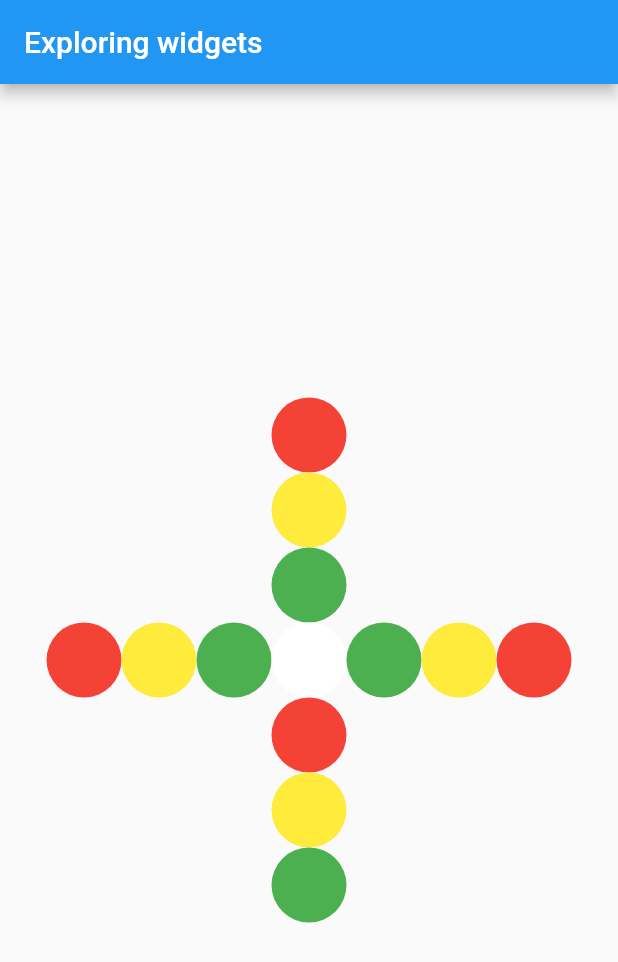
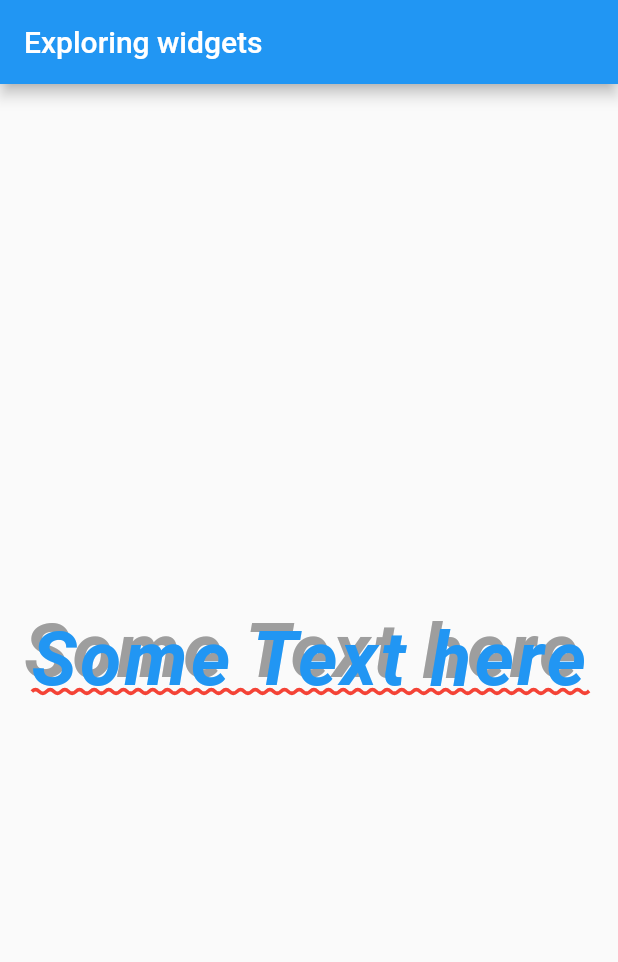
Before and after one commit to kilimaj/learn_widget, a Flutter app: the screen it shows after launch, on a phone screen of 412 x 824 dp. Shown: the top 962 px of the screen. Run offline on Flutter 3.47's test engine with Material 2 defaults, Android fonts, the phone set to English and light mode, and no system bars.

Commit message:
Text Widget

```diff
--- a/lib/main.dart
+++ b/lib/main.dart
@@ -38,42 +38,63 @@ class _MyHomePageState extends State<MyHomePage> {
         child: Column(
           mainAxisAlignment: MainAxisAlignment.center,
           children: <Widget>[
-            Row(
-              mainAxisAlignment: MainAxisAlignment.center,
-              children: [
-                Column(
-                  children: [
-                    ColoredCircle(color: Colors.red),
-                    ColoredCircle(color: Colors.yellow),
-                    ColoredCircle(color: Colors.green),
-                  ],
-                ),
-              ],
-            ),
-            Row(
-              mainAxisAlignment: MainAxisAlignment.center,
-              children: [
-                ColoredCircle(color: Colors.red),
-                ColoredCircle(color: Colors.yellow),
-                ColoredCircle(color: Colors.green),
-                ColoredCircle(color: Colors.white),
-                ColoredCircle(color: Colors.green),
-                ColoredCircle(color: Colors.yellow),
-                ColoredCircle(color: Colors.red),
-              ],
-            ),
-            Row(
-              mainAxisAlignment: MainAxisAlignment.center,
-              children: [
-                Column(
-                  children: [
-                    ColoredCircle(color: Colors.red),
-                    ColoredCircle(color: Colors.yellow),
-                    ColoredCircle(color: Colors.green),
-                  ],
-                ),
-              ],
-            ),
+            // Text Widget
+            Text(
+              'Some Text here',
+              style: TextStyle(
+                color: Colors.blue,
+                fontSize: 50,
+                fontStyle: FontStyle.italic,
+                fontWeight: FontWeight.bold,
+                letterSpacing: 2,
+                shadows: [
+                  Shadow(
+                    color: Colors.grey,
+                    offset: Offset(-5, -5),
+                  ),
+                ],
+                decoration: TextDecoration.underline,
+                decorationColor: Colors.red,
+                decorationStyle: TextDecorationStyle.wavy
+              ),
+            )
+            // Column and Row Widgets
+            // Row(
+            //   mainAxisAlignment: MainAxisAlignment.center,
+            //   children: [
+            //     Column(
+            //       children: [
+            //         ColoredCircle(color: Colors.red),
+            //         ColoredCircle(color: Colors.yellow),
+            //         ColoredCircle(color: Colors.green),
+            //       ],
+            //     ),
+            //   ],
+            // ),
+            // Row(
+            //   mainAxisAlignment: MainAxisAlignment.center,
+            //   children: [
+            //     ColoredCircle(color: Colors.red),
+            //     ColoredCircle(color: Colors.yellow),
+            //     ColoredCircle(color: Colors.green),
+            //     ColoredCircle(color: Colors.white),
+            //     ColoredCircle(color: Colors.green),
+            //     ColoredCircle(color: Colors.yellow),
+            //     ColoredCircle(color: Colors.red),
+            //   ],
+            // ),
+            // Row(
+            //   mainAxisAlignment: MainAxisAlignment.center,
+            //   children: [
+            //     Column(
+            //       children: [
+            //         ColoredCircle(color: Colors.red),
+            //         ColoredCircle(color: Colors.yellow),
+            //         ColoredCircle(color: Colors.green),
+            //       ],
+            //     ),
+            //   ],
+            // ),
           ],
         ),
       ),
```
